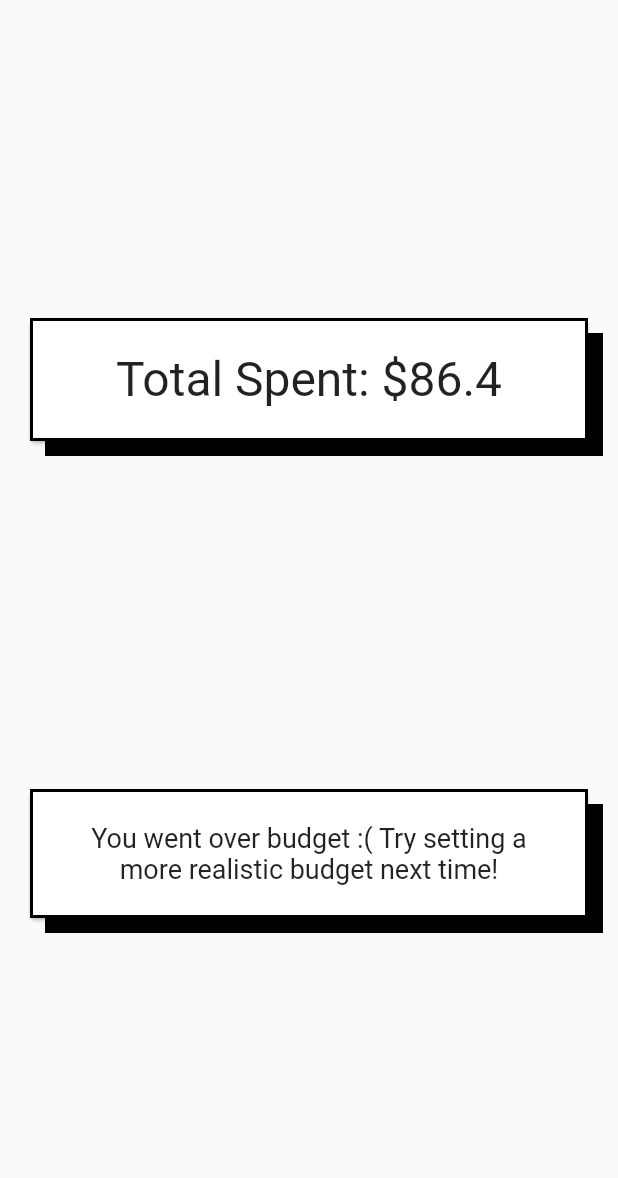
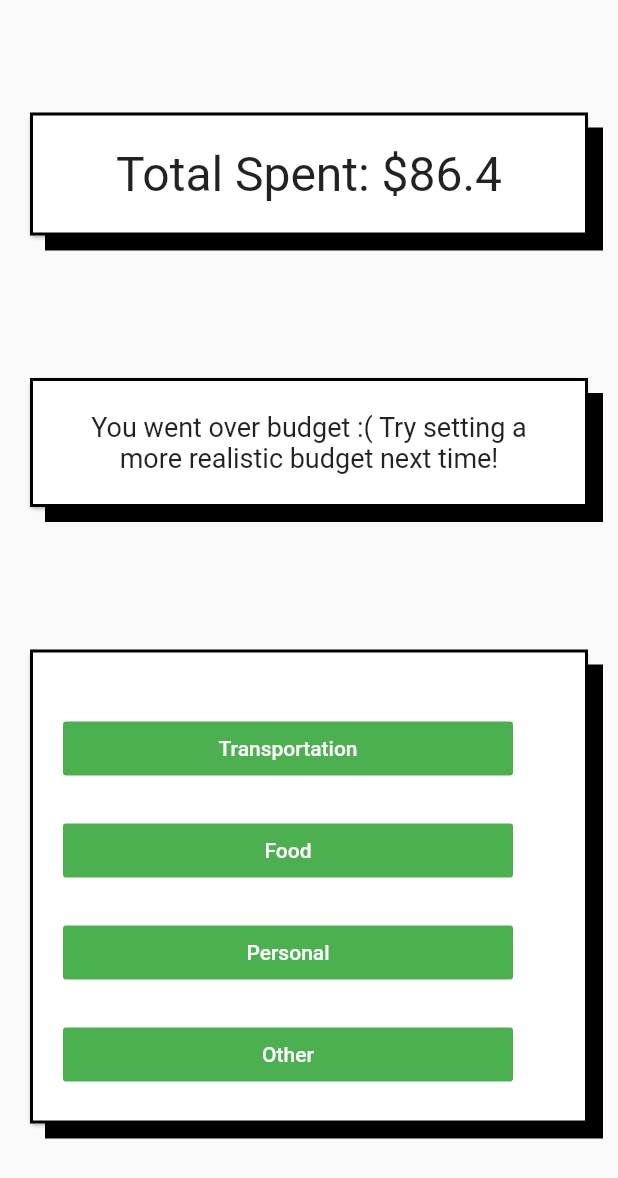
Before and after one commit to dnaliu/spent, a Flutter app: the ReportPage screen opened directly with empty values, on a phone screen of 412 x 824 dp. Shown: the top 1178 px of the screen. Run offline on Flutter 3.47's test engine with Material 2 defaults, Android fonts, the phone set to English and light mode, and no system bars; our stand-ins replace cloud_firestore, dotted_border; accounts and stored records are empty.

Commit message:
add buttons for categories in report

```diff
--- a/lib/views/report.dart
+++ b/lib/views/report.dart
@@ -2,17 +2,20 @@ import 'package:flutter/material.dart';
 import 'package:swipeit/common/app_Card.dart';
 import 'package:swipeit/models/acct.dart';
 import 'package:swipeit/repo/firestore.dart';
-import 'package:swipeit/views/categoryBudget.dart';
+import 'package:swipeit/ui/resources/strings.dart';
 
 class ReportPage extends StatelessWidget {
   final Account acct;
   final myController = TextEditingController();
+  String dropdownValue = CATEGORY_1;
   ReportPage({Key key, @required this.acct}) : super(key: key);
 
   @override
   Widget build(BuildContext context) {
+    double price = 86.4;
+    final buttonWidth = 300.0;
     final total = getTotal(acct);
-    final msg = 86.4 > acct.budget ? "You went over budget :( Try setting a more realistic budget next time!" : "You succeeded in keeping within the budget! Good job!";
+    final msg = price > acct.budget ? "You went over budget :( Try setting a more realistic budget next time!" : "You succeeded in keeping within the budget! Good job!";
     return Scaffold(
         body: Container(
           child: Column(
@@ -20,7 +23,7 @@ class ReportPage extends StatelessWidget {
             children: <Widget>[
               AppCard(
                 child: Text(
-                  "Total Spent: \$86.4",
+                  "Total Spent: \$" + price.toString(),
                   style: TextStyle(fontSize: 32.0),
                   textAlign: TextAlign.center,
                 ),
@@ -32,17 +35,113 @@ class ReportPage extends StatelessWidget {
                   textAlign: TextAlign.center,
                 ),
               ),
-              /*AppCard(
+              AppCard(
                 child: Container(
-                  margin: EdgeInsets.only(top: 10.0),
                   child: Column(
-                    children: <Widget>[
-                      TextFormField(
-                        controller: myController,
-                        decoration: InputDecoration(labelText: "\$"),
+                    children: [
+                      Row (
+                        children: [
+                          Container(
+                              width: buttonWidth,
+                              margin: EdgeInsets.only(top: 20.0),
+                              child: FlatButton(
+                                color: Colors.green,
+                                textColor: Colors.white,
+                                onPressed: (){
+
+                                },
+                                child: Text(CATEGORY_1),
+
+                              ))
+                        ]
                       ),
+                      Row (
+                          children: [
                             Container(
-                          width: double.infinity,
+                                width: buttonWidth,
+                                margin: EdgeInsets.only(top: 20.0),
+                                child: FlatButton(
+                                  color: Colors.green,
+                                  textColor: Colors.white,
+                                  onPressed: (){
+
+                                  },
+                                  child: Text(CATEGORY_2),
+
+                                ))
+                          ]
+                      ),
+                      Row (
+                          children: [
+                            Container(
+                                width: buttonWidth,
+                                margin: EdgeInsets.only(top: 20.0),
+                                child: FlatButton(
+                                  color: Colors.green,
+                                  textColor: Colors.white,
+                                  onPressed: (){
+
+                                  },
+                                  child: Text(CATEGORY_3),
+
+                                ))
+                          ]
+                      ),
+                      Row (
+                          children: [
+                            Container(
+                                width: buttonWidth,
+                                margin: EdgeInsets.only(top: 20.0),
+                                child: FlatButton(
+                                  color: Colors.green,
+                                  textColor: Colors.white,
+                                  onPressed: (){
+
+                                  },
+                                  child: Text(CATEGORY_4),
+
+                                ))
+                          ]
+                      ),
+
+                          /*Padding (
+                            child: DropdownButton<String>(
+                              value: dropdownValue,
+                              icon: Icon(Icons.arrow_downward),
+                              iconSize: 24,
+                              elevation: 16,
+                              style: TextStyle(
+                                  color: Colors.green,
+                                  fontSize: 22.0
+                              ),
+                              underline: Container(
+                                height: 2,
+                                color: Colors.lightGreenAccent,
+                              ),
+                              onChanged: (String newValue) {
+                                  dropdownValue = newValue;
+                              },
+                              items: <String>[CATEGORY_1, CATEGORY_2, CATEGORY_3, CATEGORY_4]
+                                  .map<DropdownMenuItem<String>>((String value) {
+                                return DropdownMenuItem<String>(
+                                  value: value,
+                                  child: Text(value),
+                                );
+                              })
+                                  .toList(),
+                            ), padding: const EdgeInsets.only(left: 60.0, top: 0.0, right: 25.0, bottom: 0.0),
+                          )*/
+
+
+                      Row (
+                          children: [
+
+                          ]
+                      ),
+                      /*Row (
+                          children: [
+                            Container(
+                                width: 300,
                                 margin: EdgeInsets.only(top: 20.0),
                                 child: FlatButton(
                                   color: Colors.green,
@@ -52,13 +151,16 @@ class ReportPage extends StatelessWidget {
                                   },
                                   child: Text("Confirm"),
 
-                          )),
+                                )
+                            ),
+                          ]
+                      ),*/
 
                     ],
                   ),
 
                 ),
-              ),*/
+              ),
             ],
           ),
         ));
```
Lines whose indentation alone changed are shown as unchanged.
